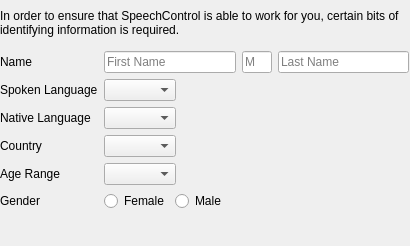
GunioRobot/speechcontrol, file ui/wizards/quickstart/userinit.ui: the form before one commit.
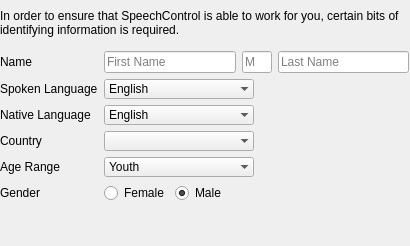
The form after the commit.

What changed in the file:
```diff
--- a/ui/wizards/quickstart/userinit.ui
+++ b/ui/wizards/quickstart/userinit.ui
@@ -103,16 +103,6 @@
         </item>
        </layout>
       </item>
-      <item row="2" column="0">
-       <widget class="QLabel" name="label_4">
-        <property name="text">
-         <string>Native Language</string>
-        </property>
-       </widget>
-      </item>
-      <item row="2" column="1">
-       <widget class="QComboBox" name="comboBoxLanguageNative"/>
-      </item>
       <item row="1" column="0">
        <widget class="QLabel" name="label_5">
         <property name="text">
@@ -121,10 +111,59 @@
        </widget>
       </item>
       <item row="1" column="1">
-       <widget class="QComboBox" name="comboBoxLanguageSpoken"/>
+       <widget class="QComboBox" name="comboBoxLanguageSpoken">
+        <property name="enabled">
+         <bool>true</bool>
+        </property>
+        <property name="sizePolicy">
+         <sizepolicy hsizetype="Preferred" vsizetype="Preferred">
+          <horstretch>150</horstretch>
+          <verstretch>0</verstretch>
+         </sizepolicy>
+        </property>
+        <property name="minimumSize">
+         <size>
+          <width>150</width>
+          <height>0</height>
+         </size>
+        </property>
+        <property name="frame">
+         <bool>false</bool>
+        </property>
+        <item>
+         <property name="text">
+          <string>English</string>
+         </property>
+        </item>
+       </widget>
       </item>
-      <item row="3" column="1">
-       <widget class="QComboBox" name="comboBoxCountry"/>
+      <item row="2" column="0">
+       <widget class="QLabel" name="label_4">
+        <property name="text">
+         <string>Native Language</string>
+        </property>
+       </widget>
+      </item>
+      <item row="2" column="1">
+       <widget class="QComboBox" name="comboBoxLanguageNative">
+        <property name="enabled">
+         <bool>true</bool>
+        </property>
+        <property name="minimumSize">
+         <size>
+          <width>150</width>
+          <height>0</height>
+         </size>
+        </property>
+        <property name="frame">
+         <bool>false</bool>
+        </property>
+        <item>
+         <property name="text">
+          <string>English</string>
+         </property>
+        </item>
+       </widget>
       </item>
       <item row="3" column="0">
        <widget class="QLabel" name="label_3">
@@ -133,8 +172,18 @@
         </property>
        </widget>
       </item>
-      <item row="4" column="1">
-       <widget class="QComboBox" name="comboBoxAge"/>
+      <item row="3" column="1">
+       <widget class="QComboBox" name="comboBoxCountry">
+        <property name="minimumSize">
+         <size>
+          <width>150</width>
+          <height>0</height>
+         </size>
+        </property>
+        <property name="frame">
+         <bool>false</bool>
+        </property>
+       </widget>
       </item>
       <item row="4" column="0">
        <widget class="QLabel" name="label_6">
@@ -143,6 +192,13 @@
         </property>
        </widget>
       </item>
+      <item row="5" column="0">
+       <widget class="QLabel" name="label_7">
+        <property name="text">
+         <string>Gender</string>
+        </property>
+       </widget>
+      </item>
       <item row="5" column="1">
        <layout class="QHBoxLayout" name="horizontalLayout_3">
         <item>
@@ -157,15 +213,39 @@
           <property name="text">
            <string>Male</string>
           </property>
+          <property name="checked">
+           <bool>true</bool>
+          </property>
          </widget>
         </item>
        </layout>
       </item>
-      <item row="5" column="0">
-       <widget class="QLabel" name="label_7">
-        <property name="text">
-         <string>Gender</string>
+      <item row="4" column="1">
+       <widget class="QComboBox" name="comboBoxAge">
+        <property name="minimumSize">
+         <size>
+          <width>150</width>
+          <height>0</height>
+         </size>
         </property>
+        <property name="frame">
+         <bool>false</bool>
+        </property>
+        <item>
+         <property name="text">
+          <string>Youth</string>
+         </property>
+        </item>
+        <item>
+         <property name="text">
+          <string>Adult</string>
+         </property>
+        </item>
+        <item>
+         <property name="text">
+          <string>Senior</string>
+         </property>
+        </item>
        </widget>
       </item>
      </layout>
```
